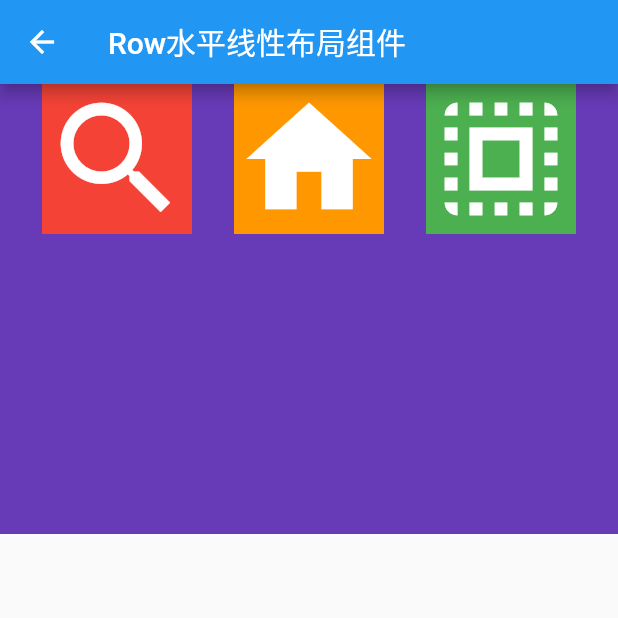
After one commit to meiSThub/my_flutter_test, a Flutter app: the RowWidgetTestPage screen opened by its route, on a phone screen of 412 x 824 dp, the top half of it. The commit adds this screen. Run offline on Flutter 3.47's test engine with Material 2 defaults, Android fonts, the phone set to English and light mode, and no system bars; network calls fail.

Commit message:
Row 水平线性布局组件

```diff
--- a/lib/container/container_home_page.dart
+++ b/lib/container/container_home_page.dart
@@ -30,7 +30,7 @@ class _ContainerTestPageState extends BasePageState<ContainerHomePage> {
       PageRouteBean("GridView垂直静态列表，builder方式", PageNum.gridViewTestPage3),
       PageRouteBean("GridView水平动态列表，builder方式", PageNum.gridViewTestPage4),
       PageRouteBean("Padding组件", PageNum.paddingWidgetTestPage),
-      PageRouteBean("Container组件", PageNum.containersHome),
+      PageRouteBean("Row水平线性组件", PageNum.rowWidgetTestPage),
     ];
   }
 
--- /dev/null
+++ b/lib/container/row/row_widget_test.dart
@@ -0,0 +1,51 @@
+import 'package:flutter/material.dart';
+import 'package:my_flutter_test/base/base_page.dart';
+import 'package:my_flutter_test/customwidget/custom_icon_widget.dart';
+
+/// Row 水平线性布局组件
+class RowWidgetTestPage extends BasePageWidget {
+  const RowWidgetTestPage({Key? key}) : super(key: key);
+
+  @override
+  BasePageState<BasePageWidget> getState() => RowWidgetTestPageState();
+}
+
+class RowWidgetTestPageState extends BasePageState<RowWidgetTestPage> {
+  @override
+  String pageTitle = "Row水平线性布局组件";
+
+  @override
+  Widget buildContentView() {
+    return Container(
+      height: 300,
+      color: Colors.deepPurple,
+      child: Row(
+        // 设置子View的水平对齐方式，如：MainAxisAlignment.spaceEvenly ，子View均匀分开，间距相等
+        mainAxisAlignment: MainAxisAlignment.spaceEvenly,
+        // 子View 在容器的垂直方向上的对齐方式
+        crossAxisAlignment: CrossAxisAlignment.start,
+        // 水平线性布局Row的 子View 列表
+        children: const [
+          IconWidget(
+            Icons.search,
+            color: Colors.red,
+            size: 100,
+          ),
+          IconWidget(
+            Icons.home,
+            color: Colors.orange,
+            size: 100,
+          ),
+          IconWidget(
+            Icons.select_all,
+            color: Colors.green,
+            size: 100,
+          ),
+        ],
+      ),
+    );
+  }
+
+  @override
+  void initData() {}
+}
--- a/lib/router/page_num.dart
+++ b/lib/router/page_num.dart
@@ -11,6 +11,7 @@ class PageNum {
   static String gridViewTestPage3 = "1008";
   static String gridViewTestPage4 = "1009";
   static String paddingWidgetTestPage = "1010";
+  static String rowWidgetTestPage = "1011";
   static String textHome = "2000";
   static String imageHome = "3000";
   static String customWidgetTestPage = "4000";
--- a/lib/router/route_path.dart
+++ b/lib/router/route_path.dart
@@ -9,6 +9,7 @@ import 'package:my_flutter_test/container/listview/list_view_test2.dart';
 import 'package:my_flutter_test/container/listview/list_view_test3.dart';
 import 'package:my_flutter_test/container/listview/list_view_test4.dart';
 import 'package:my_flutter_test/container/padding/padding_widget_test.dart';
+import 'package:my_flutter_test/container/row/row_widget_test.dart';
 import 'package:my_flutter_test/customwidget/custom_widget_test.dart';
 import 'package:my_flutter_test/image/image_widget_test.dart';
 import 'package:my_flutter_test/router/page_num.dart';
@@ -32,6 +33,8 @@ final routerPath = {
   PageNum.gridViewTestPage4: (context) => const GridViewTestPage4(),
   // Padding组件
   PageNum.paddingWidgetTestPage: (context) => const PaddingWidgetTestPage(),
+  // Row 水平线性布局组件
+  PageNum.rowWidgetTestPage: (context) => const RowWidgetTestPage(),
   // 文案组件
   PageNum.textHome: (context) => const TextWidgetTestPage(),
   // 图片组件
```
